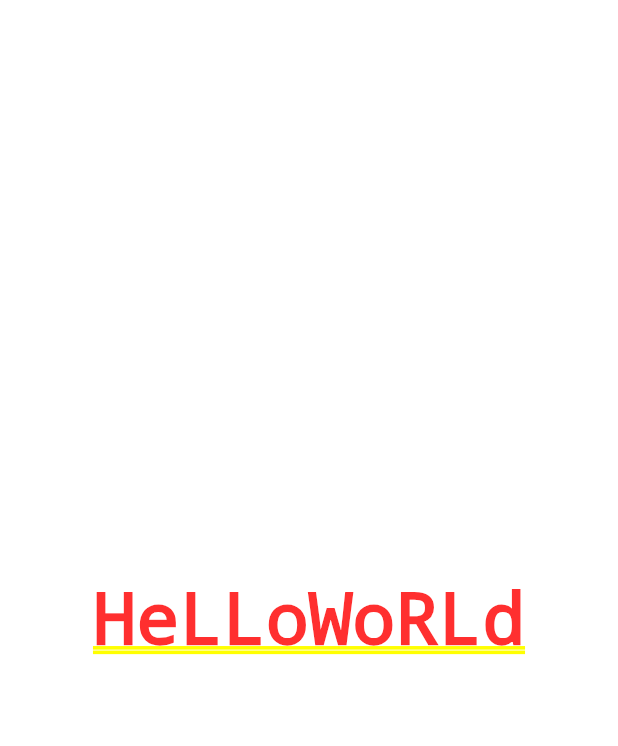
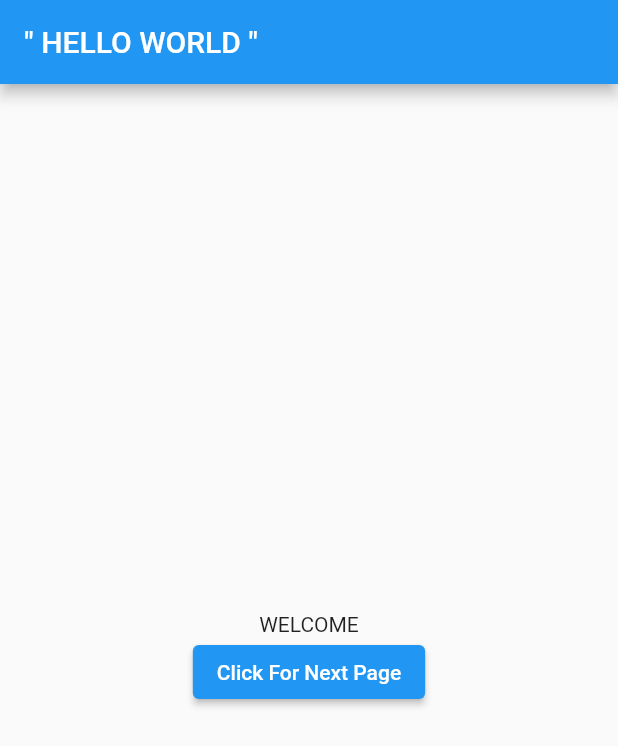
Before and after one commit to roguecrow/Helloworld, a Flutter app: the screen it shows after launch, on a phone screen of 412 x 824 dp. Shown: the top 746 px of the screen. Run offline on Flutter 3.47's test engine with Material 2 defaults, Android fonts, the phone set to English and light mode, and no system bars.

Commit message:
added popup

```diff
--- a/lib/main.dart
+++ b/lib/main.dart
@@ -1,21 +1,73 @@
 import 'package:flutter/material.dart';
 
 void main() {
-  runApp(const MyApp());
+  runApp( const MaterialApp(
+    home:  MyApp(),
+  ));
 }
 
 class MyApp extends StatefulWidget {
-  const MyApp({Key? key}) : super(key: key);
-
+  const MyApp({super.key});
   @override
-  State<MyApp> createState() => _MyAppState();
+  State<StatefulWidget> createState() => MyAppState();
 }
-
-class _MyAppState extends State<MyApp> {
+class MyAppState extends State<MyApp> {
   @override
   Widget build(BuildContext context) {
-    return const MaterialApp(
-      home: Center(child:Text('HeLLoWoRLd')),
+    return Scaffold(
+      appBar: AppBar(
+        title: Text('" HELLO WORLD "'),
+      ),
+      body: Container(
+        child: Center(
+            child: Column(
+              mainAxisAlignment: MainAxisAlignment.center,
+              children: [
+                Text('WELCOME'),
+                ElevatedButton(
+                  child: Text('Click For Next Page'),
+                  onPressed: () {
+                    Navigator.push(
+                      context,
+                      MaterialPageRoute(builder: (context) => const Nextpage()),
+                    );
+                    showDialog(
+                        context: context,
+                        builder: (context) => AlertDialog(
+                          title: Text('ALERT'),
+                          content: Text('You are redirected to next page'),
+                          actions: [
+                            TextButton(onPressed: ()=> Navigator.pop(context),
+                                child: Text('OK'),)
+                          ],
+                        ),
+                    );
+                  },
+                ),
+              ],
+            ),
+        ),
+      ),
     );
   }
 }
+
+class Nextpage extends StatelessWidget {
+  const Nextpage({Key? key}) : super(key: key);
+
+  @override
+  Widget build(BuildContext context) {
+    return Scaffold(
+      appBar: AppBar(
+        title: Text('hello there'),
+      ),
+      body: Center(
+        child: ElevatedButton(onPressed: () {
+          Navigator.pop(context);
+          },
+            child: Text('TO 1st page')
+        ),
+      ),
+    );
+  }
+}
```
